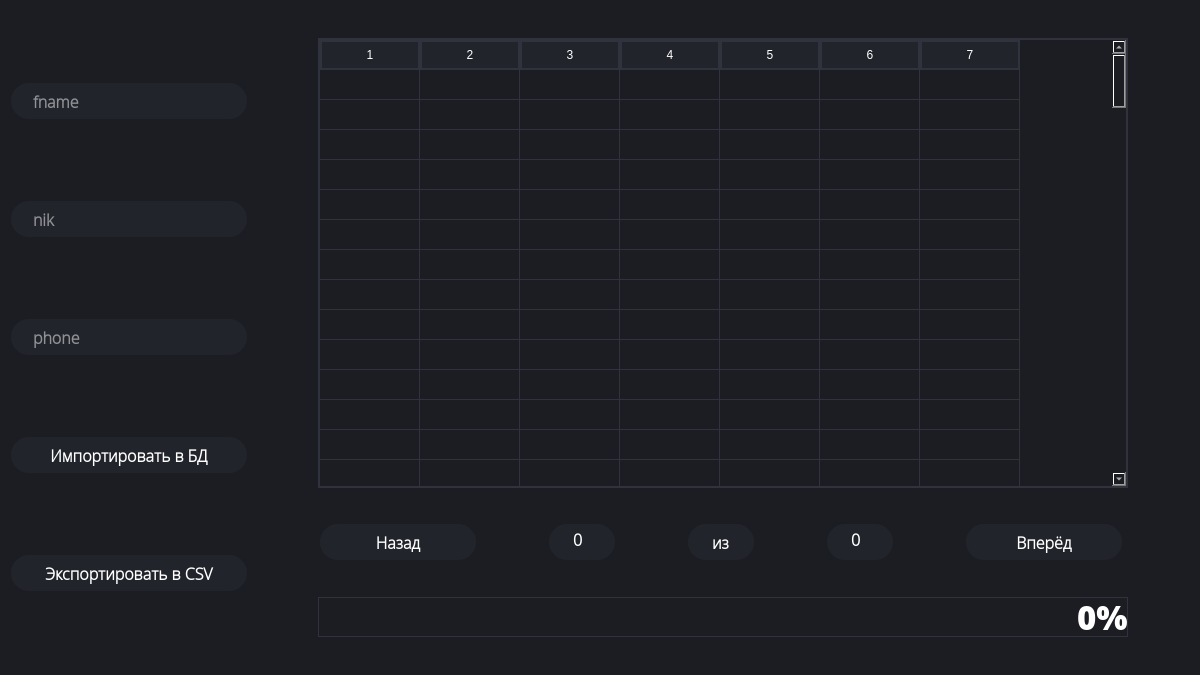
This is ui/untitled.ui in po1nt-1/parser as Qt 5 draws it before an edit. The edited form follows.
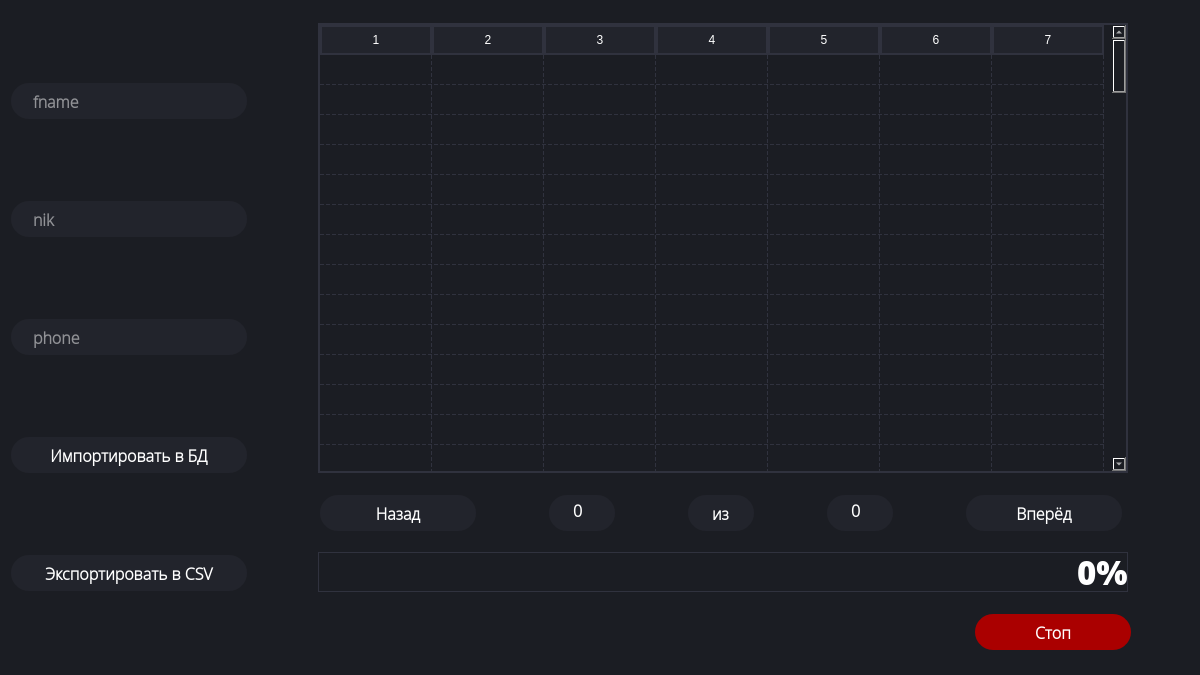
This is the edited form.

Commit message: added function to stop the import or export of data

```diff
--- a/ui/untitled.ui
+++ b/ui/untitled.ui
@@ -140,6 +140,12 @@
     border: 2px solid rgb(48, 50, 62);
 }</string>
               </property>
+              <property name="gridStyle">
+               <enum>Qt::DashLine</enum>
+              </property>
+              <property name="sortingEnabled">
+               <bool>false</bool>
+              </property>
               <property name="rowCount">
                <number>100</number>
               </property>
@@ -149,6 +155,9 @@
               <attribute name="horizontalHeaderVisible">
                <bool>true</bool>
               </attribute>
+              <attribute name="horizontalHeaderMinimumSectionSize">
+               <number>112</number>
+              </attribute>
               <attribute name="horizontalHeaderShowSortIndicator" stdset="0">
                <bool>false</bool>
               </attribute>
@@ -666,6 +675,109 @@
             </property>
            </spacer>
           </item>
+          <item>
+           <layout class="QHBoxLayout" name="horizontalLayout_4">
+            <property name="sizeConstraint">
+             <enum>QLayout::SetDefaultConstraint</enum>
+            </property>
+            <item>
+             <spacer name="horizontalSpacer_5">
+              <property name="orientation">
+               <enum>Qt::Horizontal</enum>
+              </property>
+              <property name="sizeType">
+               <enum>QSizePolicy::Fixed</enum>
+              </property>
+              <property name="sizeHint" stdset="0">
+               <size>
+                <width>718</width>
+                <height>20</height>
+               </size>
+              </property>
+             </spacer>
+            </item>
+            <item>
+             <widget class="QPushButton" name="button_stop">
+              <property name="sizePolicy">
+               <sizepolicy hsizetype="Minimum" vsizetype="Fixed">
+                <horstretch>0</horstretch>
+                <verstretch>0</verstretch>
+               </sizepolicy>
+              </property>
+              <property name="minimumSize">
+               <size>
+                <width>160</width>
+                <height>40</height>
+               </size>
+              </property>
+              <property name="maximumSize">
+               <size>
+                <width>160</width>
+                <height>40</height>
+               </size>
+              </property>
+              <property name="font">
+               <font>
+                <family>Open Sans Light</family>
+                <pointsize>12</pointsize>
+                <weight>75</weight>
+                <italic>false</italic>
+                <bold>true</bold>
+                <underline>false</underline>
+                <strikeout>false</strikeout>
+                <kerning>true</kerning>
+               </font>
+              </property>
+              <property name="styleSheet">
+               <string notr="true">QPushButton {
+	border: 2px solid rgb(27, 29, 35);
+	border-radius: 20px;
+	color: #FFF;
+	padding-left: 20px;
+	padding-right: 20px;
+	background-color: rgb(170, 0, 0);
+}
+QPushButton:hover {
+	border: 2px solid rgb(48, 50, 62);
+}
+QPushButton:focus {
+	border: 2px solid rgb(85, 170, 255);
+	background-color: rgb(200, 0, 0);
+}</string>
+              </property>
+              <property name="text">
+               <string>Стоп</string>
+              </property>
+             </widget>
+            </item>
+            <item>
+             <spacer name="horizontalSpacer_6">
+              <property name="orientation">
+               <enum>Qt::Horizontal</enum>
+              </property>
+              <property name="sizeHint" stdset="0">
+               <size>
+                <width>40</width>
+                <height>20</height>
+               </size>
+              </property>
+             </spacer>
+            </item>
+           </layout>
+          </item>
+          <item>
+           <spacer name="verticalSpacer_4">
+            <property name="orientation">
+             <enum>Qt::Vertical</enum>
+            </property>
+            <property name="sizeHint" stdset="0">
+             <size>
+              <width>20</width>
+              <height>40</height>
+             </size>
+            </property>
+           </spacer>
+          </item>
          </layout>
         </item>
         <item row="0" column="0">
```
Left out of the diff: 6 changed lines with no effect on the pictures. The commit also changes 3 other files.
